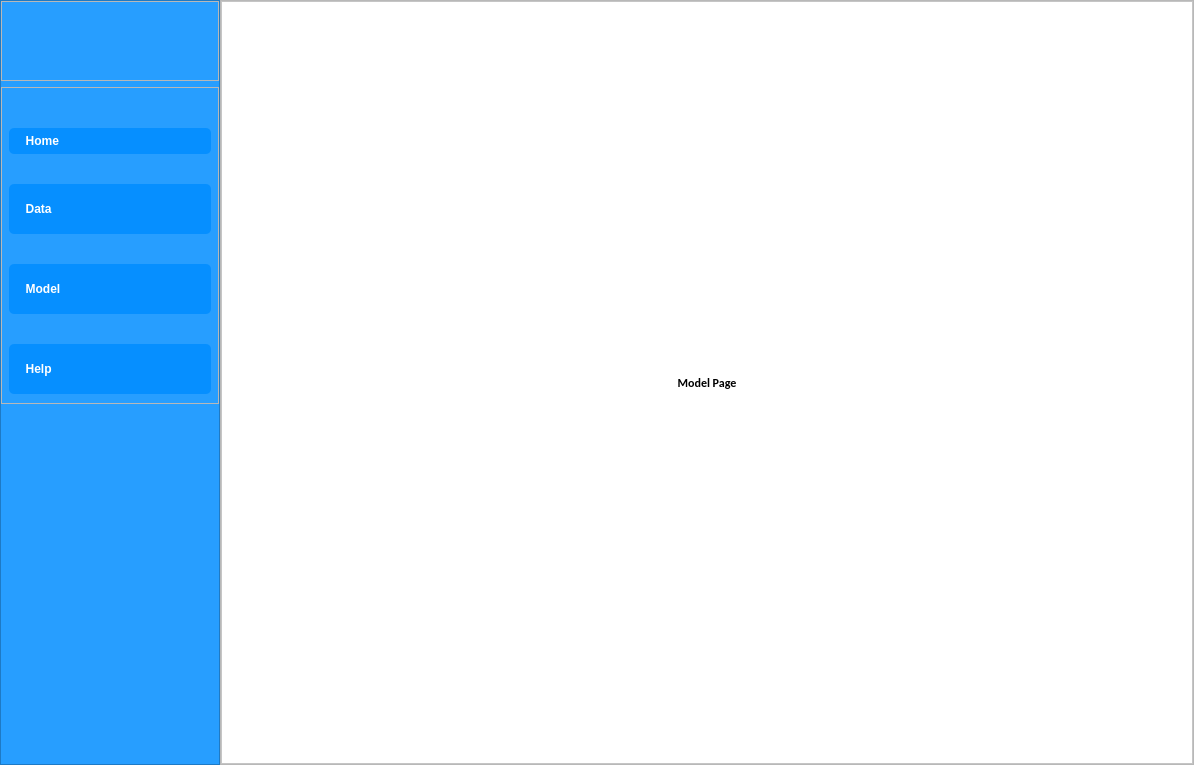
Qt form main.ui (ali7haider/Active-Learning-Platform_PyQT5_Desktop_App) before a commit.
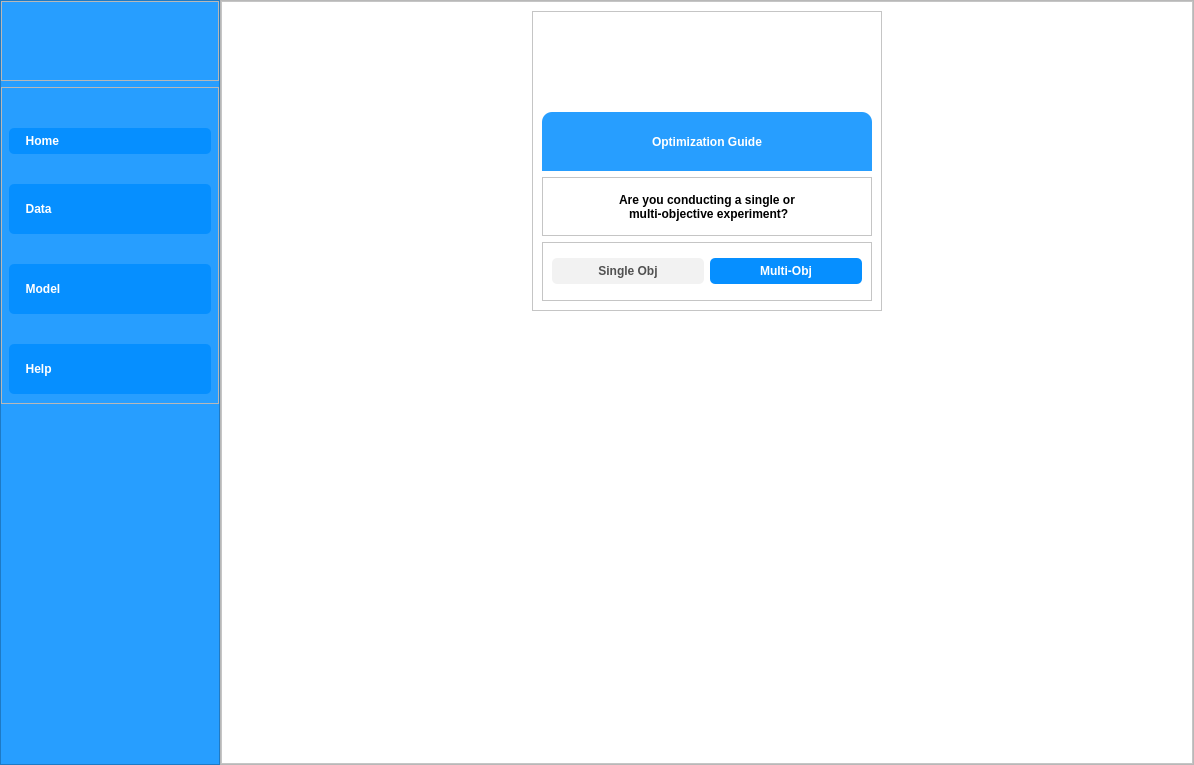
The same form after that commit. The open tabs and pages were chosen to show the change. Icons and pictures are not drawn.

Commit message: Adding page of asking single obj or Multi-obj

Patch:
```diff
--- a/main.ui
+++ b/main.ui
@@ -1206,7 +1206,7 @@
                         </widget>
                        </item>
                        <item alignment="Qt::AlignRight">
-                        <widget class="QPushButton" name="pushButton_4">
+                        <widget class="QPushButton" name="btnNext">
                          <property name="cursor">
                           <cursorShape>PointingHandCursor</cursorShape>
                          </property>
@@ -1464,7 +1464,7 @@
                       </property>
                       <layout class="QVBoxLayout" name="verticalLayout_19">
                        <item>
-                        <widget class="QPushButton" name="pushButton_5">
+                        <widget class="QPushButton" name="btnNext_2">
                          <property name="cursor">
                           <cursorShape>PointingHandCursor</cursorShape>
                          </property>
@@ -1498,6 +1498,12 @@
              </layout>
             </widget>
             <widget class="QWidget" name="modelPage">
+             <property name="styleSheet">
+              <string notr="true">QLabel{
+	font:  12pt &quot;Calibri&quot;;
+color:black;
+}</string>
+             </property>
              <layout class="QVBoxLayout" name="verticalLayout_9">
               <property name="leftMargin">
                <number>0</number>
@@ -1520,27 +1526,135 @@
                  <enum>QFrame::Raised</enum>
                 </property>
                 <layout class="QVBoxLayout" name="verticalLayout_8">
-                 <item>
-                  <widget class="QLabel" name="label_4">
-                   <property name="font">
-                    <font>
-                     <family>Calibri</family>
-                     <pointsize>20</pointsize>
-                     <weight>9</weight>
-                     <italic>false</italic>
-                     <bold>false</bold>
-                    </font>
+                 <item alignment="Qt::AlignHCenter|Qt::AlignTop">
+                  <widget class="QFrame" name="frame_22">
+                   <property name="minimumSize">
+                    <size>
+                     <width>350</width>
+                     <height>300</height>
+                    </size>
                    </property>
-                   <property name="styleSheet">
-                    <string notr="true">color:black;
-font: 75 20pt &quot;Calibri&quot;;</string>
+                   <property name="frameShape">
+                    <enum>QFrame::StyledPanel</enum>
                    </property>
-                   <property name="text">
-                    <string>Model Page</string>
+                   <property name="frameShadow">
+                    <enum>QFrame::Raised</enum>
                    </property>
-                   <property name="alignment">
-                    <set>Qt::AlignCenter</set>
-                   </property>
+                   <layout class="QVBoxLayout" name="verticalLayout_20">
+                    <property name="topMargin">
+                     <number>100</number>
+                    </property>
+                    <item>
+                     <widget class="QFrame" name="frame_23">
+                      <property name="styleSheet">
+                       <string notr="true">background-color: #279eff;
+border-top-left-radius: 10px; /* Rounded top-left corner */
+border-top-right-radius: 10px; /* Rounded top-right corner */
+</string>
+                      </property>
+                      <property name="frameShape">
+                       <enum>QFrame::StyledPanel</enum>
+                      </property>
+                      <property name="frameShadow">
+                       <enum>QFrame::Raised</enum>
+                      </property>
+                      <layout class="QVBoxLayout" name="verticalLayout_21">
+                       <item>
+                        <widget class="QLabel" name="label_4">
+                         <property name="styleSheet">
+                          <string notr="true">QLabel{
+	font:  12pt &quot;Calibri&quot;;
+	font: 75 14pt &quot;Calibri&quot;;
+color:#fff;
+
+}</string>
+                         </property>
+                         <property name="text">
+                          <string>Optimization Guide</string>
+                         </property>
+                         <property name="alignment">
+                          <set>Qt::AlignCenter</set>
+                         </property>
+                        </widget>
+                       </item>
+                      </layout>
+                     </widget>
+                    </item>
+                    <item>
+                     <widget class="QFrame" name="frame_24">
+                      <property name="frameShape">
+                       <enum>QFrame::StyledPanel</enum>
+                      </property>
+                      <property name="frameShadow">
+                       <enum>QFrame::Raised</enum>
+                      </property>
+                      <layout class="QVBoxLayout" name="verticalLayout_22">
+                       <item>
+                        <widget class="QLabel" name="label_11">
+                         <property name="text">
+                          <string>Are you conducting a single or 
+ multi-objective experiment?</string>
+                         </property>
+                         <property name="alignment">
+                          <set>Qt::AlignCenter</set>
+                         </property>
+                        </widget>
+                       </item>
+                      </layout>
+                     </widget>
+                    </item>
+                    <item>
+                     <widget class="QFrame" name="frame_25">
+                      <property name="frameShape">
+                       <enum>QFrame::StyledPanel</enum>
+                      </property>
+                      <property name="frameShadow">
+                       <enum>QFrame::Raised</enum>
+                      </property>
+                      <layout class="QHBoxLayout" name="horizontalLayout_8">
+                       <item>
+                        <widget class="QPushButton" name="pushButton_4">
+                         <property name="styleSheet">
+                          <string notr="true">
+QPushButton {
+    color: white;                      /* Text color */
+    border-radius: 5px;                /* Rounded corners */
+    padding: 6px 12px;                 /* Padding inside button */
+    font-weight: bold;                 /* Bold text */
+background-color:#f2f2f2;
+	font:  12pt &quot;Calibri&quot;;
+color:#515151;
+
+
+}</string>
+                         </property>
+                         <property name="text">
+                          <string>Single Obj</string>
+                         </property>
+                        </widget>
+                       </item>
+                       <item>
+                        <widget class="QPushButton" name="pushButton_5">
+                         <property name="styleSheet">
+                          <string notr="true">QPushButton {
+    color: white;                      /* Text color */
+    padding: 6px 12px;                 /* Padding inside button */
+    font-weight: bold;                 /* Bold text */
+	background-color:#068fff;
+	font:  12pt &quot;Calibri&quot;;
+	border-radius:5px;
+
+}</string>
+                         </property>
+                         <property name="text">
+                          <string>Multi-Obj</string>
+                         </property>
+                        </widget>
+                       </item>
+                      </layout>
+                     </widget>
+                    </item>
+                   </layout>
                   </widget>
                  </item>
                 </layout>
```
Left out of the diff: 89 changed lines with no effect on the pictures. The commit also changes 1 other file.
